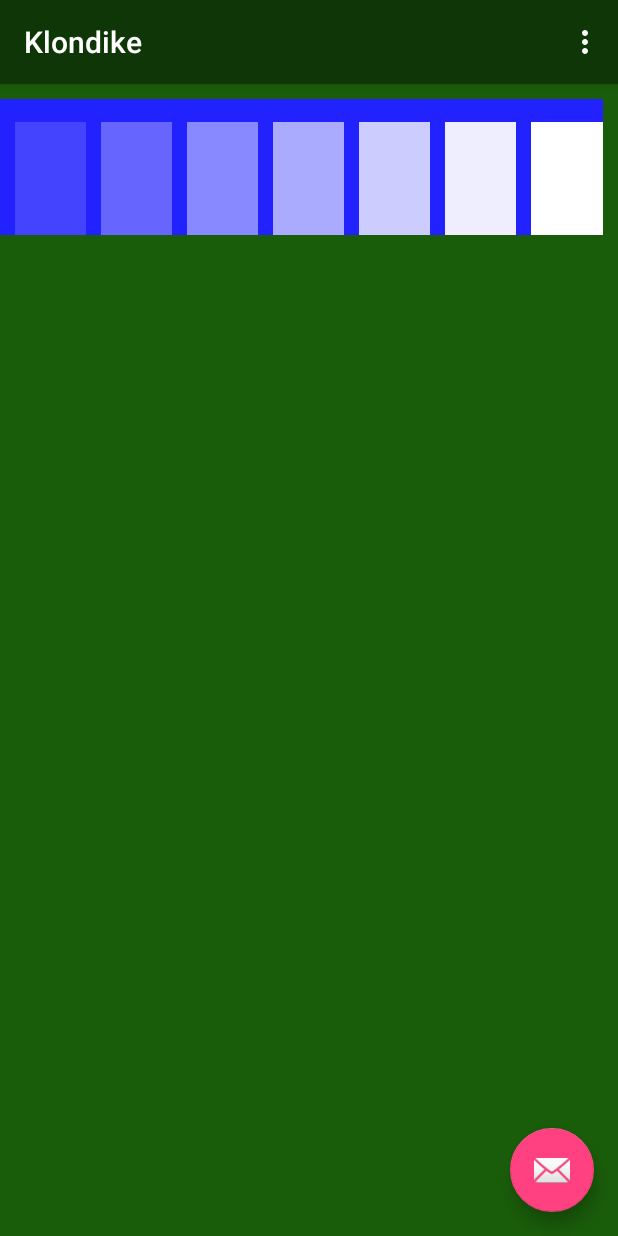
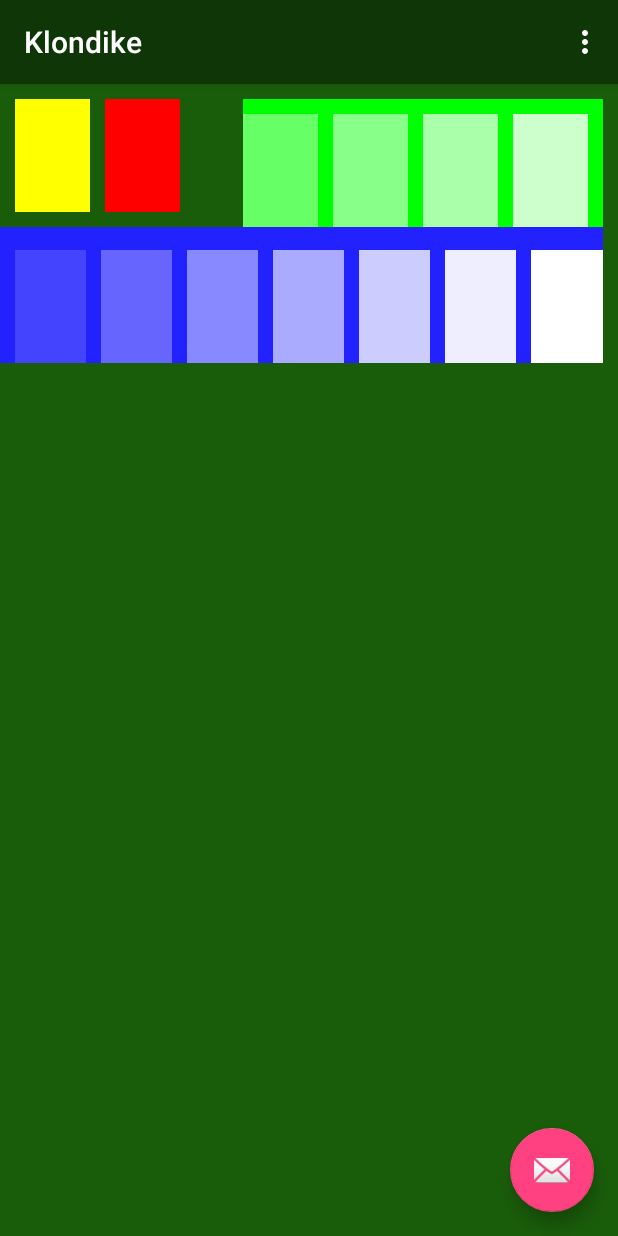
Before and after one commit to nordmanr/Klondike, an Android app: the screen it shows after launch (MainActivity), on a phone screen of 412 x 824 dp. Run offline under Robolectric (Android 15) with nearby library versions, the light colour scheme and no system bars.

Commit message:
BROKEN.  DEBUG.  Positioning of all sections set.

```diff
--- a/app/src/main/java/com/utopple/code/klondike/MainActivity.java
+++ b/app/src/main/java/com/utopple/code/klondike/MainActivity.java
@@ -32,7 +32,18 @@ public class MainActivity extends AppCompatActivity {
 			findViewById(R.id.loc_talon).setBackgroundColor(0x00000000);		//	Remove background colors
 			findViewById(R.id.loc_waste).setBackgroundColor(0x00000000);		//	Remove background colors
 			findViewById(R.id.loc_tableaus).setBackgroundColor(0x00000000);		//	Remove background colors
+			findViewById(R.id.loc_tableau1).setBackgroundColor(0x00000000);		//	Remove background colors
+			findViewById(R.id.loc_tableau2).setBackgroundColor(0x00000000);		//	Remove background colors
+			findViewById(R.id.loc_tableau3).setBackgroundColor(0x00000000);		//	Remove background colors
+			findViewById(R.id.loc_tableau4).setBackgroundColor(0x00000000);		//	Remove background colors
+			findViewById(R.id.loc_tableau5).setBackgroundColor(0x00000000);		//	Remove background colors
+			findViewById(R.id.loc_tableau6).setBackgroundColor(0x00000000);		//	Remove background colors
+			findViewById(R.id.loc_tableau7).setBackgroundColor(0x00000000);		//	Remove background colors
 			findViewById(R.id.loc_foundations).setBackgroundColor(0x00000000);	//	Remove background colors
+			findViewById(R.id.loc_foundation1).setBackgroundColor(0x00000000);	//	Remove background colors
+			findViewById(R.id.loc_foundation2).setBackgroundColor(0x00000000);	//	Remove background colors
+			findViewById(R.id.loc_foundation3).setBackgroundColor(0x00000000);	//	Remove background colors
+			findViewById(R.id.loc_foundation4).setBackgroundColor(0x00000000);	//	Remove background colors
 
 		}
 
--- a/app/src/main/res/layout/content_main.xml
+++ b/app/src/main/res/layout/content_main.xml
@@ -35,6 +35,8 @@
     <LinearLayout
         android:layout_width="wrap_content"
         android:layout_height="wrap_content"
+        android:layout_alignParentRight="true"
+        android:id="@+id/loc_foundations"
         android:minHeight="@dimen/DEBUG_loc_height"
         android:minWidth="@dimen/DEBUG_loc_width"
         android:layout_marginTop="10dp"
@@ -87,6 +89,8 @@
     <LinearLayout
         android:layout_width="match_parent"
         android:layout_height="wrap_content"
+        android:layout_below="@+id/loc_talon"
+        android:id="@+id/loc_tableaus"
         android:minHeight="@dimen/DEBUG_loc_height"
         android:minWidth="@dimen/DEBUG_loc_width"
         android:layout_marginTop="10dp"
```
